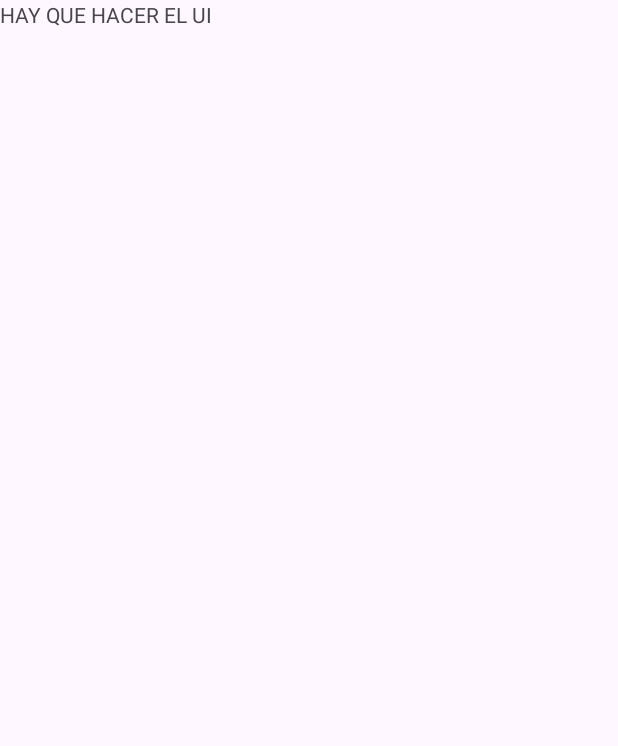
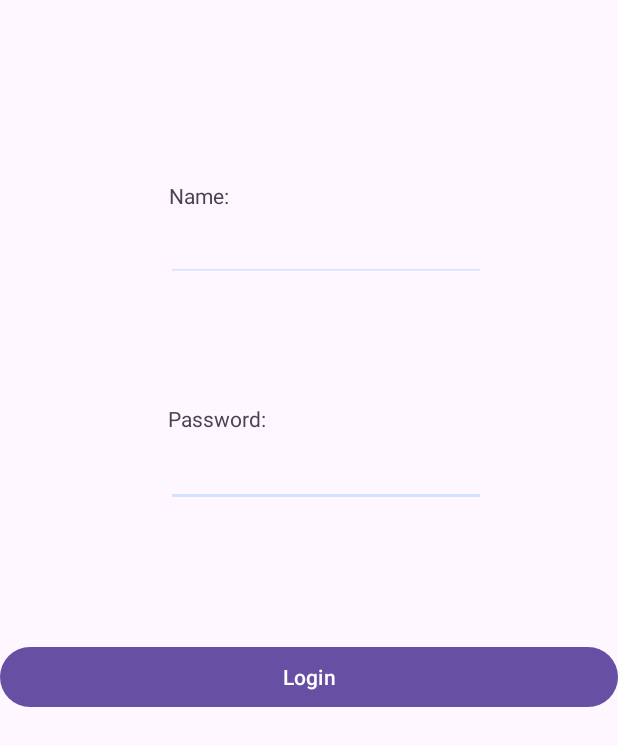
Before and after one commit to yeray03/Reto1-Kotlin-DAM2, an Android app: the Login screen opened directly, with no data from a screen before it, on a phone screen of 412 x 824 dp. Before the commit the part shown is almost empty. Shown: the top 746 px of the screen. Run offline under Robolectric (Android 15) with nearby library versions, the phone set to English and light mode, and no system bars.

Commit message:
UI del login

```diff
--- a/Spinning Cat/app/src/main/java/com/example/spinningcat/MainActivity.kt
+++ b/Spinning Cat/app/src/main/java/com/example/spinningcat/MainActivity.kt
@@ -31,10 +31,12 @@ class MainActivity : AppCompatActivity() {
             v.setPadding(systemBars.left, systemBars.top, systemBars.right, systemBars.bottom)
             insets
         }
+
+        // Cambia la foto del imageview por el gif del gatete
         val imageViewGif = findViewById<ImageView>(R.id.imageViewGif)
         Glide.with(this)
             .asGif()
-            .load(R.drawable.oiia_cat) // Reemplaza con el nombre de tu archivo GIF en drawable
+            .load(R.drawable.oiia_cat)
             .into(imageViewGif)
 
         @Suppress("DEPRECATION")
--- a/Spinning Cat/app/src/main/java/com/example/spinningcat/activities/Login.kt
+++ b/Spinning Cat/app/src/main/java/com/example/spinningcat/activities/Login.kt
@@ -1,6 +1,9 @@
 package com.example.spinningcat.activities
 
 import android.os.Bundle
+import android.widget.Button
+import android.widget.EditText
+import android.widget.Toast
 import androidx.activity.enableEdgeToEdge
 import androidx.appcompat.app.AppCompatActivity
 import androidx.core.view.ViewCompat
@@ -18,6 +21,16 @@ class Login : AppCompatActivity() {
             insets
         }
 
+        findViewById<Button>(R.id.btnLogin_Login).setOnClickListener{
+            val user: String = findViewById<EditText>(R.id.txtNameLogin).text.toString()
+            val passwd: String = findViewById<EditText>(R.id.txtPasswdLogin).text.toString()
+            if (user == "admin" && passwd == "1234"){
+                Toast.makeText(applicationContext, "Login correcto", Toast.LENGTH_SHORT).show()
+            }
+            else Toast.makeText(applicationContext,"Login incorrecto",Toast.LENGTH_SHORT).show()
+        }
+
+
 
     }
 }
--- a/Spinning Cat/app/src/main/java/com/example/spinningcat/activities/Register.kt
+++ b/Spinning Cat/app/src/main/java/com/example/spinningcat/activities/Register.kt
@@ -31,14 +31,11 @@ class Register : AppCompatActivity() {
         }
 
         findViewById<Button>(R.id.btnCancel).setOnClickListener {
-            finish()
+           finish()
         // NOTITA PARA QUIEN LO LEA:
         // NUNCA RECREAR LA ACTIVIDAD PRINCIPAL, SOLO HACER FINISH() PARA NO REINICIAR EL IDIOMA ACTUAL
         // JUGAR CON LA PILA DE ACTIVIDADES Y LOS ARCHIVOS GENERADOS PARA LA BBDD Y LOCAL DE USUARIO
         // SOLO HACER INTENT A ACTIVIDADES QUE NO SEAN LA PRINCIPAL
         }
-
-
-
     }
 }
--- a/Spinning Cat/app/src/main/res/layout/activity_login.xml
+++ b/Spinning Cat/app/src/main/res/layout/activity_login.xml
@@ -7,11 +7,64 @@
     android:layout_height="match_parent"
     tools:context=".activities.Login">
 
-    <TextView
-        android:id="@+id/textView"
+    <Button
+        android:id="@+id/btnLogin_Login"
+        android:layout_width="match_parent"
+        android:layout_height="wrap_content"
+        android:text="@string/login2"
+        app:layout_constraintBottom_toBottomOf="parent"
+        app:layout_constraintTop_toTopOf="parent"
+        app:layout_constraintVertical_bias="0.551"
+        tools:layout_editor_absoluteX="0dp" />
+
+    <EditText
+        android:id="@+id/txtPasswdLogin"
         android:layout_width="wrap_content"
         android:layout_height="wrap_content"
-        android:text="HAY QUE HACER EL UI"
-        tools:layout_editor_absoluteX="148dp"
-        tools:layout_editor_absoluteY="139dp" />
+        android:ems="10"
+        android:inputType="textPassword"
+        app:layout_constraintBottom_toBottomOf="parent"
+        app:layout_constraintEnd_toEndOf="parent"
+        app:layout_constraintHorizontal_bias="0.557"
+        app:layout_constraintStart_toStartOf="parent"
+        app:layout_constraintTop_toTopOf="parent"
+        app:layout_constraintVertical_bias="0.376" />
+
+    <TextView
+        android:id="@+id/tvPasswdLogin"
+        android:layout_width="wrap_content"
+        android:layout_height="wrap_content"
+        android:text="@string/tvPassword"
+        app:layout_constraintBottom_toBottomOf="parent"
+        app:layout_constraintEnd_toEndOf="parent"
+        app:layout_constraintHorizontal_bias="0.324"
+        app:layout_constraintStart_toStartOf="parent"
+        app:layout_constraintTop_toTopOf="parent"
+        app:layout_constraintVertical_bias="0.335" />
+
+    <TextView
+        android:id="@+id/tvNameLogin"
+        android:layout_width="wrap_content"
+        android:layout_height="wrap_content"
+        android:text="@string/tvName"
+        app:layout_constraintBottom_toBottomOf="parent"
+        app:layout_constraintEnd_toEndOf="parent"
+        app:layout_constraintHorizontal_bias="0.302"
+        app:layout_constraintStart_toStartOf="parent"
+        app:layout_constraintTop_toTopOf="parent"
+        app:layout_constraintVertical_bias="0.15" />
+
+    <EditText
+        android:id="@+id/txtNameLogin"
+        android:layout_width="wrap_content"
+        android:layout_height="wrap_content"
+        android:ems="10"
+        android:inputType="text"
+        app:layout_constraintBottom_toBottomOf="parent"
+        app:layout_constraintEnd_toEndOf="parent"
+        app:layout_constraintHorizontal_bias="0.557"
+        app:layout_constraintStart_toStartOf="parent"
+        app:layout_constraintTop_toTopOf="parent"
+        app:layout_constraintVertical_bias="0.183" />
+
 </androidx.constraintlayout.widget.ConstraintLayout>
--- a/Spinning Cat/app/src/main/res/layout/activity_register.xml
+++ b/Spinning Cat/app/src/main/res/layout/activity_register.xml
@@ -11,10 +11,10 @@
         android:layout_width="match_parent"
         android:layout_height="match_parent"
         android:fillViewport="true"
-        app:layout_constraintTop_toTopOf="parent"
         app:layout_constraintBottom_toBottomOf="parent"
+        app:layout_constraintEnd_toEndOf="parent"
         app:layout_constraintStart_toStartOf="parent"
-        app:layout_constraintEnd_toEndOf="parent">
+        app:layout_constraintTop_toTopOf="parent">
 
         <androidx.constraintlayout.widget.ConstraintLayout
             android:layout_width="match_parent"
--- a/Spinning Cat/app/src/main/res/values/strings.xml
+++ b/Spinning Cat/app/src/main/res/values/strings.xml
@@ -16,4 +16,5 @@
     <string name="tvDate">Birthdate:</string>
     <string name="confirm">Confirm</string>
     <string name="cancel">Cancel</string>
+    <string name="login2">Login</string>
 </resources>
```
Also changed, not shown: 1 other file.
